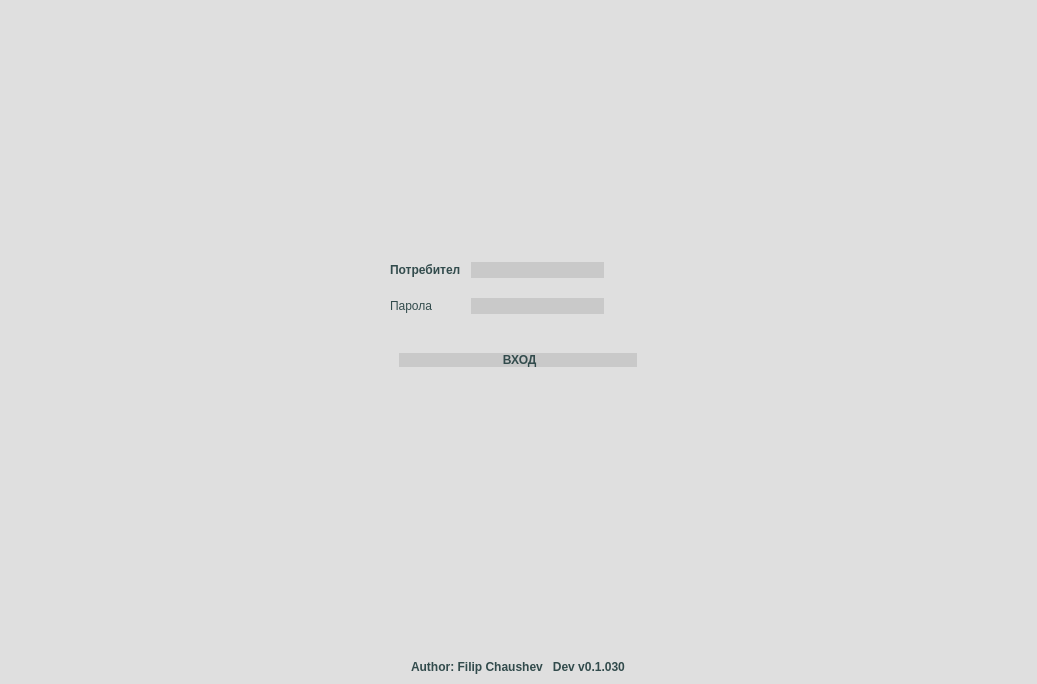
Old version of the form app/ui/widgets/MainWindow.ui in the repository DevilPhp/WorkSalary.v01.
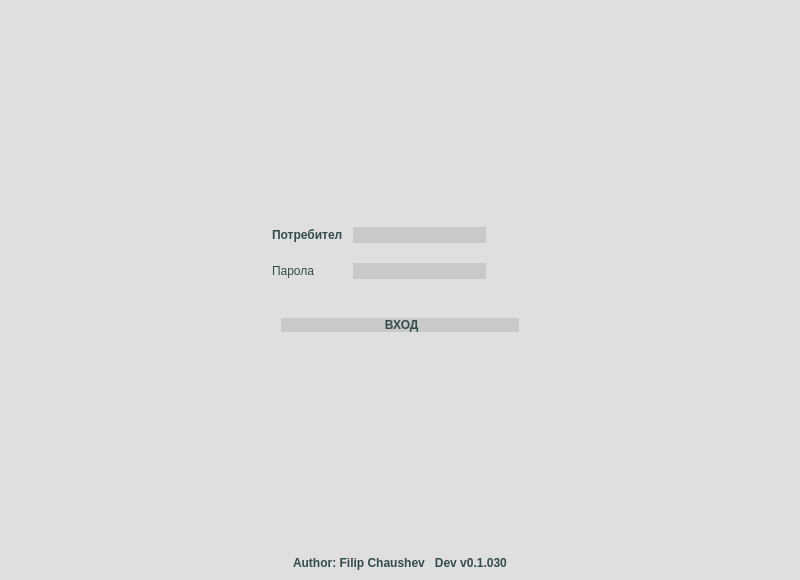
New version of the form. Icons and pictures are not drawn.

```diff
--- a/app/ui/widgets/MainWindow.ui
+++ b/app/ui/widgets/MainWindow.ui
@@ -6,14 +6,14 @@
    <rect>
     <x>0</x>
     <y>0</y>
-    <width>1037</width>
-    <height>684</height>
+    <width>800</width>
+    <height>580</height>
    </rect>
   </property>
   <property name="minimumSize">
    <size>
-    <width>756</width>
-    <height>670</height>
+    <width>800</width>
+    <height>580</height>
    </size>
   </property>
   <property name="font">
```
